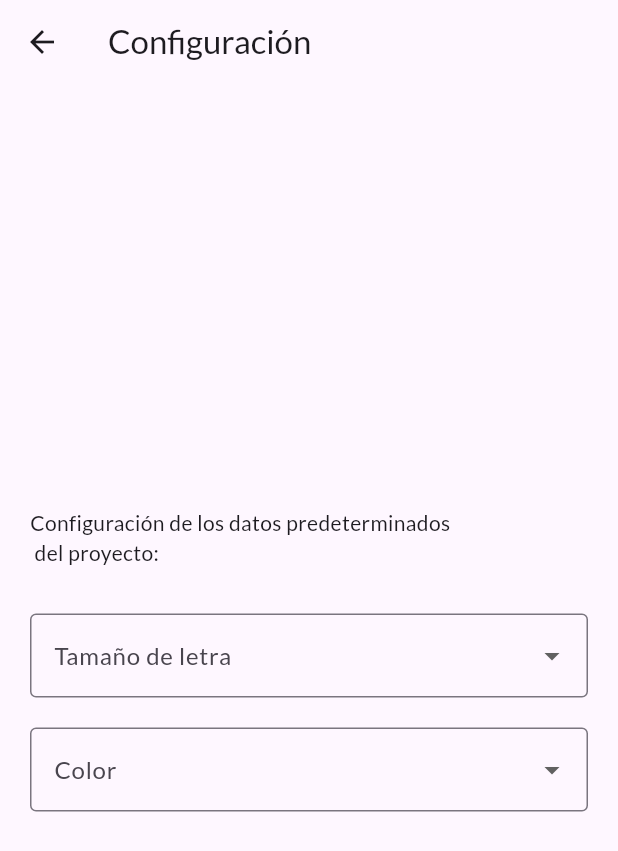
After one commit to PinaMC/3479A321_2022479045, a Flutter app: the ConfigurationScreen screen opened directly, on a phone screen of 412 x 824 dp. The commit adds this screen. Shown: the top 851 px of the screen. Run offline on Flutter 3.47's test engine with Material 3 defaults, Android fonts, the phone set to English and light mode, and no system bars; our stand-ins replace google_fonts, logger.

Commit message:
arrelgo de commitL5

```diff
--- /dev/null
+++ b/lib/pages/configuracion_screen.dart
@@ -0,0 +1,93 @@
+import 'package:flutter/material.dart';
+import 'package:provider/provider.dart';
+import '../providers/configuration_data.dart';
+
+//pantalla para configurar datos incluyendo un dropdown para elegir tamaño de letra y color
+class ConfigurationScreen extends StatefulWidget { //stateful porque va a cambiar según lo que el usuario elija
+  const ConfigurationScreen({super.key});
+
+  @override
+  State<ConfigurationScreen> createState() => _ConfigurationScreenState();
+
+}
+
+class _ConfigurationScreenState extends State<ConfigurationScreen> {
+
+  //signo de pregunta porque puede ser nulo al inicio
+  int? slectedSize; //variable para guardar el tamaño seleccionado
+  Color? selectedColor; // variable para guardar el color seleccionado
+
+  final List<int> _size = [12, 16, 18, 20, 24, 28]; //lista de tamaños de letra
+  final List<Color> _colores = [Colors.black, Colors.purple, Colors.red, Colors.blue,
+   Colors.green, Colors.yellow];//lista de colores
+
+
+  @override
+  Widget build(BuildContext context) {
+
+    return Scaffold(
+      appBar: AppBar(
+        title: const Text("Configuración"),
+      ),
+      body: Padding(
+        padding:  const EdgeInsets.all(20.0),
+        child:
+        Column(
+          mainAxisAlignment: MainAxisAlignment.center,
+          crossAxisAlignment: CrossAxisAlignment.start,
+          children: [
+            const Text(
+              'Configuración de los datos predeterminados \n del proyecto:',
+            ),
+            const SizedBox(height: 30),
+            //DropdownButton para seleccion de tamaño del de pixel art
+            DropdownButtonFormField<int>(
+              decoration: const InputDecoration(
+                labelText: 'Tamaño de letra',
+                border: OutlineInputBorder(),
+              ),
+              items: _size.map((int value) {
+                return DropdownMenuItem<int>(
+                  value: value,
+                  child: Text(value.toString()), //convierte el int a string
+                );
+              }).toList(),
+              onChanged: (newValue) { // Lógica del cambio de tamaño de letra
+                if (newValue != null) {
+                  Provider.of<ConfigurationData>(context, listen: false).setSize(newValue);
+                }
+
+              },
+            ),
+            const SizedBox(height: 20),
+            //dropdown para seleccionar color
+            DropdownButtonFormField<Color>(
+              decoration: const InputDecoration(
+                labelText: 'Color',
+                border: OutlineInputBorder(),
+              ),
+              items: _colores.map((Color color) { //el .map sirve para transformar cada elemento de la lista en otra cosa
+                return DropdownMenuItem<Color>(
+                  value: color,
+                  child: Container(
+                    width: 100,
+                    height: 20,
+                    color: color,
+                  ),
+                );
+              }).toList(),  //to list sirve para convertir el iterable en una lista
+              onChanged: (newColor) {//Lógica del cambio de color
+
+                if(selectedColor != null){
+                  Provider.of<ConfigurationData>(context, listen: false).setColor(newColor!);
+
+                }
+
+              },
+            ),
+          ],
+        ),
+      ),
+    );
+  }
+}
--- a/lib/pages/my_home_page.dart
+++ b/lib/pages/my_home_page.dart
@@ -1,10 +1,11 @@
 //import 'package:flutter/foundation.dart';
 import 'package:flutter/material.dart';
+import 'package:flutter_application_lab_vicentefarias/pages/configuracion_screen.dart';
 //import 'package:flutter_application_lab_vicentefarias/pages/pixel_art_screen.dart';
 import 'package:logger/logger.dart';
 import 'about.dart';
 import 'list_art.dart';
-import '../providers/configuration_data.dart';
+//import '../providers/configuration_data.dart';
 import 'package:google_fonts/google_fonts.dart';
 import 'list_creation.dart';
 import 'pixel_art_screen.dart';
@@ -132,7 +133,7 @@ class _MyHomePageState extends State<MyHomePage> {
                 Navigator.pop(context);
                 Navigator.push(
                   context,
-                  MaterialPageRoute(builder: (context) => const ConfigurationData()),
+                  MaterialPageRoute(builder: (context) => const ConfigurationScreen()),
                 );
               },
             ),
--- a/lib/providers/configuration_data.dart
+++ b/lib/providers/configuration_data.dart
@@ -1,33 +1,27 @@
 import 'package:flutter/material.dart';
 
 //pantalla para configurar datos
-class ConfigurationData extends StatefulWidget {
-  const ConfigurationData({super.key});
+class ConfigurationData extends ChangeNotifier {
+  int _size = 12; //Se cambia el valor con setSize
+  //colores
+  Color _selectedColor = Colors.red; //color seleccionado por defecto
 
-  @override
-  State<ConfigurationData> createState() => _ConfigurationDataState();
+  int get size => _size;
+  Color get selectedColor => _selectedColor;
+
+  void setSize(int newSize){  //funcion para cambiar tamaño
+    _size = newSize;
+    notifyListeners();
+  }
+  void setColor(Color newColor){  //funcion para cambiar color
+    _selectedColor = newColor;
+    notifyListeners();
+  }
+
 }
 
-class _ConfigurationDataState extends State<ConfigurationData> {
-  @override
-  Widget build(BuildContext context) {
-    return Scaffold(
-      appBar: AppBar(
-        title: const Text('Configuración de Datos'),
-        leading: IconButton(icon: const Icon(Icons.arrow_back), onPressed: () => Navigator.pop(context)),
-      ),
-      body: const Center(
-        child: Text('Elige el tamaño del Pixel Art'), //eleige entre 16, 18, 20,etc.
-      ),
-    );
-  }
-}
-class AppData extends ChangeNotifier{
-  int _size = 8; //final porque no se va a cambiar?? si cambia con setSize
-  int get size => _size;
 
-  void setSize(int newSize){
-    _size = newSize;
-    notifyListeners(); //notica a los widget que hubo un cambio en este provider
-  }
-}
+/*notifyListners: notica a los widget que hubo un cambio en este provider
+//ChangeNotifier: Guarda datos y avisa si algo cambia.
+//Provider: Hace que esos datos estén disponibles en toda la app.
+*/
```
Also changed, not shown: lib/main.dart (+5 -9 lines), lib/pages/Funciones/app_drawer.dart (added, +98 -0 lines).
